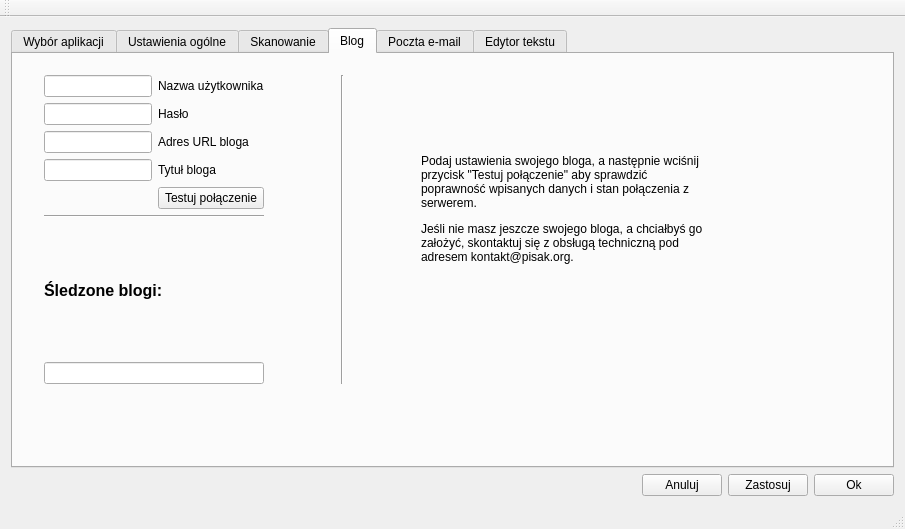
First picture: the form in admin_panel/panel.ui, repository BrainTech/pisak, before the edit.
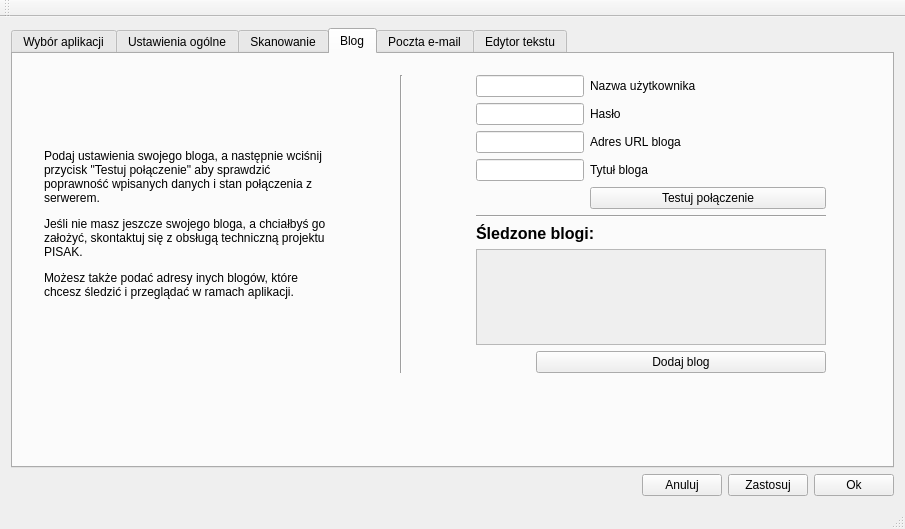
Second picture: the form after the edit. The open tabs and pages were chosen to show the change.

Commit message: Scrollable and addable followed blogs refs #2608

```diff
--- a/admin_panel/panel.ui
+++ b/admin_panel/panel.ui
@@ -754,11 +754,54 @@
          <rect>
           <x>20</x>
           <y>10</y>
-          <width>681</width>
-          <height>331</height>
+          <width>804</width>
+          <height>320</height>
          </rect>
         </property>
         <layout class="QHBoxLayout" name="horizontalLayout_11">
+         <item>
+          <widget class="QLabel" name="label_8">
+           <property name="text">
+            <string>&lt;html&gt;&lt;head/&gt;&lt;body&gt;&lt;p&gt;Podaj ustawienia swojego bloga, a następnie wciśnij przycisk &amp;quot;Testuj połączenie&amp;quot; aby sprawdzić poprawność wpisanych danych i stan połączenia z serwerem.&lt;/p&gt;&lt;p&gt;Jeśli nie masz jeszcze swojego bloga, a chciałbyś go założyć, skontaktuj się z obsługą techniczną projektu PISAK.&lt;/p&gt;&lt;p&gt;Możesz także podać adresy inych blogów, które chcesz śledzić i przeglądać w ramach aplikacji.&lt;/p&gt;&lt;/body&gt;&lt;/html&gt;</string>
+           </property>
+           <property name="wordWrap">
+            <bool>true</bool>
+           </property>
+          </widget>
+         </item>
+         <item>
+          <spacer name="horizontalSpacer_5">
+           <property name="orientation">
+            <enum>Qt::Horizontal</enum>
+           </property>
+           <property name="sizeHint" stdset="0">
+            <size>
+             <width>40</width>
+             <height>20</height>
+            </size>
+           </property>
+          </spacer>
+         </item>
+         <item>
+          <widget class="Line" name="line_7">
+           <property name="orientation">
+            <enum>Qt::Vertical</enum>
+           </property>
+          </widget>
+         </item>
+         <item>
+          <spacer name="horizontalSpacer_4">
+           <property name="orientation">
+            <enum>Qt::Horizontal</enum>
+           </property>
+           <property name="sizeHint" stdset="0">
+            <size>
+             <width>40</width>
+             <height>20</height>
+            </size>
+           </property>
+          </spacer>
+         </item>
          <item>
           <layout class="QVBoxLayout" name="verticalLayout_4">
            <item>
@@ -841,53 +884,55 @@
             </widget>
            </item>
            <item>
-            <widget class="QLineEdit" name="lineEdit_followedBlog1"/>
+            <widget class="QScrollArea" name="scrollArea_followedBlogs">
+             <property name="widgetResizable">
+              <bool>true</bool>
+             </property>
+             <widget class="QWidget" name="scrollAreaWidgetContents_followedBlogs">
+              <property name="geometry">
+               <rect>
+                <x>0</x>
+                <y>0</y>
+                <width>356</width>
+                <height>78</height>
+               </rect>
+              </property>
+              <layout class="QGridLayout" name="gridLayout_followedBlogs"/>
+             </widget>
+            </widget>
+           </item>
+           <item>
+            <layout class="QHBoxLayout" name="horizontalLayout_13">
+             <item>
+              <spacer name="horizontalSpacer_6">
+               <property name="orientation">
+                <enum>Qt::Horizontal</enum>
+               </property>
+               <property name="sizeHint" stdset="0">
+                <size>
+                 <width>60</width>
+                 <height>20</height>
+                </size>
+               </property>
+              </spacer>
+             </item>
+             <item>
+              <widget class="QPushButton" name="pushButton_addFollowedBlog">
+               <property name="minimumSize">
+                <size>
+                 <width>290</width>
+                 <height>0</height>
+                </size>
+               </property>
+               <property name="text">
+                <string>Dodaj blog</string>
+               </property>
+              </widget>
+             </item>
+            </layout>
            </item>
           </layout>
          </item>
-         <item>
-          <spacer name="horizontalSpacer_5">
-           <property name="orientation">
-            <enum>Qt::Horizontal</enum>
-           </property>
-           <property name="sizeHint" stdset="0">
-            <size>
-             <width>40</width>
-             <height>20</height>
-            </size>
-           </property>
-          </spacer>
-         </item>
-         <item>
-          <widget class="Line" name="line_7">
-           <property name="orientation">
-            <enum>Qt::Vertical</enum>
-           </property>
-          </widget>
-         </item>
-         <item>
-          <spacer name="horizontalSpacer_4">
-           <property name="orientation">
-            <enum>Qt::Horizontal</enum>
-           </property>
-           <property name="sizeHint" stdset="0">
-            <size>
-             <width>40</width>
-             <height>20</height>
-            </size>
-           </property>
-          </spacer>
-         </item>
-         <item>
-          <widget class="QLabel" name="label_8">
-           <property name="text">
-            <string>&lt;html&gt;&lt;head/&gt;&lt;body&gt;&lt;p&gt;Podaj ustawienia swojego bloga, a następnie wciśnij przycisk &amp;quot;Testuj połączenie&amp;quot; aby sprawdzić poprawność wpisanych danych i stan połączenia z serwerem.&lt;/p&gt;&lt;p&gt;Jeśli nie masz jeszcze swojego bloga, a chciałbyś go założyć, skontaktuj się z obsługą techniczną pod adresem kontakt@pisak.org.&lt;/p&gt;&lt;p&gt;&lt;br/&gt;&lt;/p&gt;&lt;/body&gt;&lt;/html&gt;</string>
-           </property>
-           <property name="wordWrap">
-            <bool>true</bool>
-           </property>
-          </widget>
-         </item>
         </layout>
        </widget>
       </widget>
```
Left out of the diff: 233 changed lines with no effect on the pictures. The commit also changes 2 other files.
